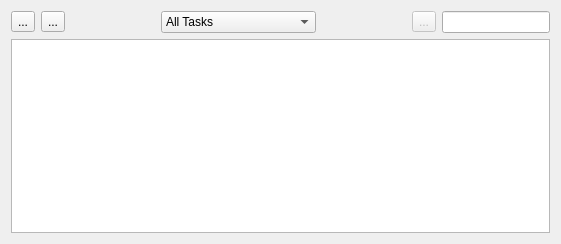
Qt form Charm/TasksView.ui (KDAB/Charm) before a commit.
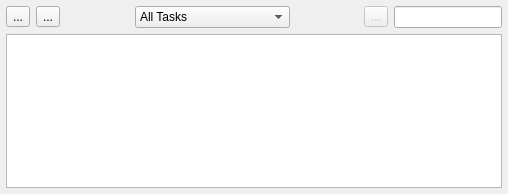
The same form after that commit.

Commit message: try to create a more compact main window

```diff
--- a/Charm/TasksView.ui
+++ b/Charm/TasksView.ui
@@ -5,14 +5,17 @@
    <rect>
     <x>0</x>
     <y>0</y>
-    <width>561</width>
-    <height>244</height>
+    <width>508</width>
+    <height>194</height>
    </rect>
   </property>
   <property name="windowTitle" >
    <string>Charm</string>
   </property>
   <layout class="QGridLayout" >
+   <property name="margin" >
+    <number>6</number>
+   </property>
    <item row="0" column="0" >
     <layout class="QHBoxLayout" >
      <item>
```
Left out of the diff: 4 changed lines with no effect on the pictures. The commit also changes 1 other file.
